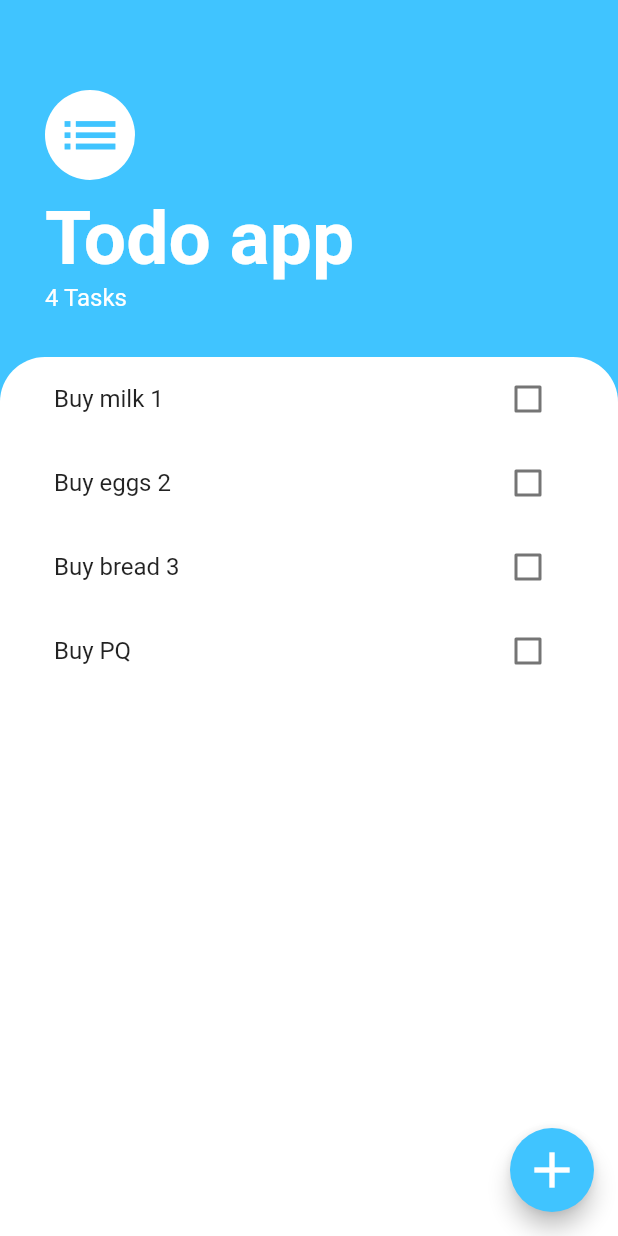
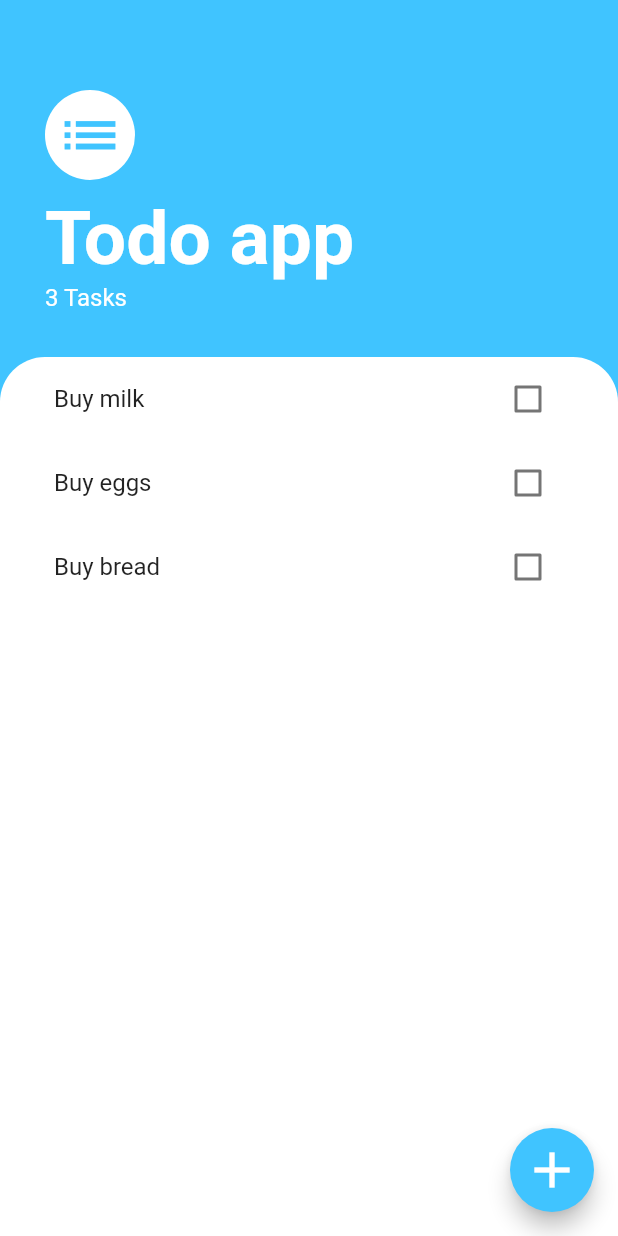
Before and after one commit to d2416/todo_list_app, a Flutter app: the screen it shows after launch, on a phone screen of 412 x 824 dp. Run offline on Flutter 3.47's test engine with Material 2 defaults, Android fonts, the phone set to English and light mode, and no system bars.

Commit message:
upgrade flutter

```diff
--- a/lib/models/task_data.dart
+++ b/lib/models/task_data.dart
@@ -4,10 +4,9 @@ import 'dart:collection';
 
 class TaskData extends ChangeNotifier {
   List<Task> _tasks = [
-    Task(name: 'Buy milk 1'),
-    Task(name: 'Buy eggs 2'),
-    Task(name: 'Buy bread 3'),
-    Task(name: 'Buy PQ'),
+    Task(name: 'Buy milk'),
+    Task(name: 'Buy eggs'),
+    Task(name: 'Buy bread'),
   ];
 
   int get length => _tasks.length;
--- a/lib/screens/tasks_screens.dart
+++ b/lib/screens/tasks_screens.dart
@@ -8,6 +8,7 @@ class TasksScreen extends StatelessWidget {
   @override
   Widget build(BuildContext context) {
     return MaterialApp(
+      debugShowCheckedModeBanner: false,
       title: 'Todo App',
       home: MainScreen(),
     );
```
Also changed, not shown: pubspec.lock.
